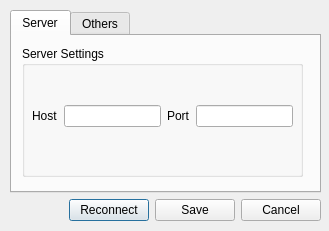
canercandan/qlik, file client/src/Options.ui: the form before one commit.
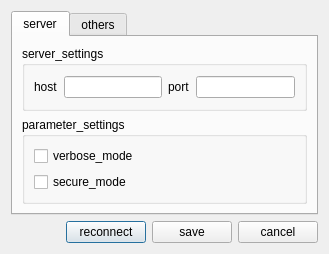
The form after the commit.

```diff
--- a/client/src/Options.ui
+++ b/client/src/Options.ui
@@ -12,15 +12,8 @@
   <property name="windowTitle" >
    <string>Options</string>
   </property>
-  <widget class="QWidget" name="verticalLayout" >
-   <property name="geometry" >
-    <rect>
-     <x>10</x>
-     <y>10</y>
-     <width>311</width>
-     <height>211</height>
-    </rect>
-   </property>
+  <layout class="QGridLayout" >
+   <item row="0" column="0" >
    <layout class="QVBoxLayout" >
     <item>
      <widget class="QTabWidget" name="optionsBox" >
@@ -29,34 +22,23 @@
       </property>
       <widget class="QWidget" name="tab" >
        <attribute name="title" >
-        <string>Server</string>
-       </attribute>
+         <string>server</string>
+        </attribute>
+        <layout class="QGridLayout" >
+         <item row="0" column="0" >
+          <layout class="QVBoxLayout" >
+           <item>
        <widget class="QGroupBox" name="groupBox" >
-        <property name="geometry" >
-         <rect>
-          <x>10</x>
-          <y>10</y>
-          <width>281</width>
-          <height>131</height>
-         </rect>
-        </property>
         <property name="title" >
-         <string>Server Settings</string>
-        </property>
-        <widget class="QWidget" name="gridLayout" >
-         <property name="geometry" >
-          <rect>
-           <x>10</x>
-           <y>20</y>
-           <width>261</width>
-           <height>101</height>
-          </rect>
-         </property>
+              <string>server_settings</string>
+             </property>
+             <layout class="QGridLayout" >
+              <item row="0" column="0" >
          <layout class="QGridLayout" >
           <item row="0" column="0" >
            <widget class="QLabel" name="label" >
             <property name="text" >
-             <string>Host</string>
+                   <string>host</string>
             </property>
            </widget>
           </item>
@@ -73,7 +55,7 @@
           <item row="0" column="2" >
            <widget class="QLabel" name="label_2" >
             <property name="text" >
-             <string>Port</string>
+                   <string>port</string>
             </property>
            </widget>
           </item>
@@ -88,13 +70,101 @@
            </widget>
           </item>
          </layout>
-        </widget>
-       </widget>
+              </item>
+             </layout>
+            </widget>
+           </item>
+           <item>
+            <widget class="QGroupBox" name="groupBox_2" >
+             <property name="title" >
+              <string>parameter_settings</string>
+             </property>
+             <layout class="QGridLayout" >
+              <item row="0" column="0" >
+               <layout class="QHBoxLayout" >
+                <item>
+                 <layout class="QVBoxLayout" >
+                  <item>
+                   <widget class="QCheckBox" name="verbose" >
+                    <property name="text" >
+                     <string>verbose_mode</string>
+                    </property>
+                   </widget>
+                  </item>
+                  <item>
+                   <widget class="QCheckBox" name="secure" >
+                    <property name="text" >
+                     <string>secure_mode</string>
+                    </property>
+                   </widget>
+                  </item>
+                 </layout>
+                </item>
+                <item>
+                 <layout class="QVBoxLayout" />
+                </item>
+               </layout>
+              </item>
+             </layout>
+            </widget>
+           </item>
+          </layout>
+         </item>
+        </layout>
       </widget>
       <widget class="QWidget" name="tab_2" >
        <attribute name="title" >
-        <string>Others</string>
-       </attribute>
+         <string>others</string>
+        </attribute>
+        <layout class="QGridLayout" >
+         <item row="0" column="0" >
+          <layout class="QVBoxLayout" >
+           <item>
+            <widget class="QGroupBox" name="groupBox_3" >
+             <property name="title" >
+              <string>lang_settings</string>
+             </property>
+             <layout class="QGridLayout" >
+              <item row="0" column="0" >
+               <layout class="QVBoxLayout" >
+                <item>
+                 <widget class="QLineEdit" name="language" />
+                </item>
+                <item>
+                 <widget class="QLabel" name="label_3" >
+                  <property name="text" >
+                   <string>lang_txt</string>
+                  </property>
+                 </widget>
+                </item>
+               </layout>
+              </item>
+             </layout>
+            </widget>
+           </item>
+           <item>
+            <widget class="QGroupBox" name="groupBox_4" >
+             <property name="title" >
+              <string>others_settings</string>
+             </property>
+             <layout class="QGridLayout" >
+              <item row="0" column="0" >
+               <layout class="QHBoxLayout" >
+                <item>
+                 <widget class="QCheckBox" name="splash" >
+                  <property name="text" >
+                   <string>splash_mode</string>
+                  </property>
+                 </widget>
+                </item>
+               </layout>
+              </item>
+             </layout>
+            </widget>
+           </item>
+          </layout>
+         </item>
+        </layout>
       </widget>
      </widget>
     </item>
@@ -116,28 +186,29 @@
       <item>
        <widget class="QPushButton" name="reconnect" >
         <property name="text" >
-         <string>Reconnect</string>
+          <string>reconnect</string>
         </property>
        </widget>
       </item>
       <item>
        <widget class="QPushButton" name="save" >
         <property name="text" >
-         <string>Save</string>
+          <string>save</string>
         </property>
        </widget>
       </item>
       <item>
        <widget class="QPushButton" name="cancel" >
         <property name="text" >
-         <string>Cancel</string>
+          <string>cancel</string>
         </property>
        </widget>
       </item>
      </layout>
     </item>
    </layout>
-  </widget>
+   </item>
+  </layout>
  </widget>
  <resources/>
  <connections/>
```
Left out of the diff: 2 changed lines with no effect on the pictures. Lines whose indentation alone changed are shown as unchanged.
